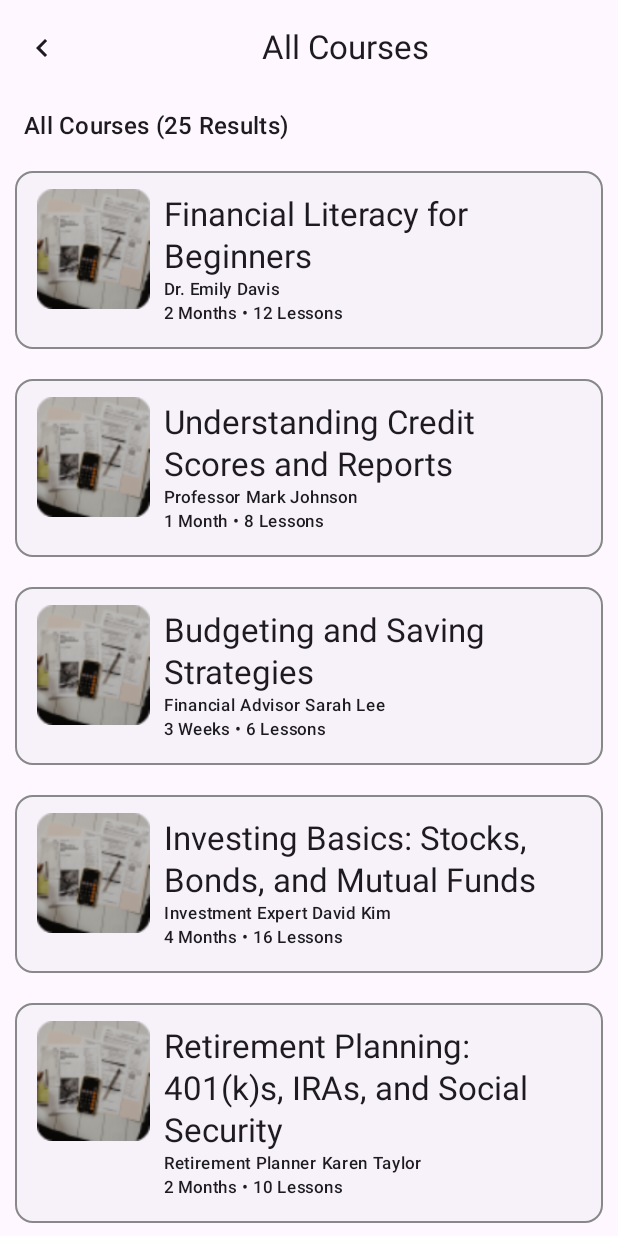
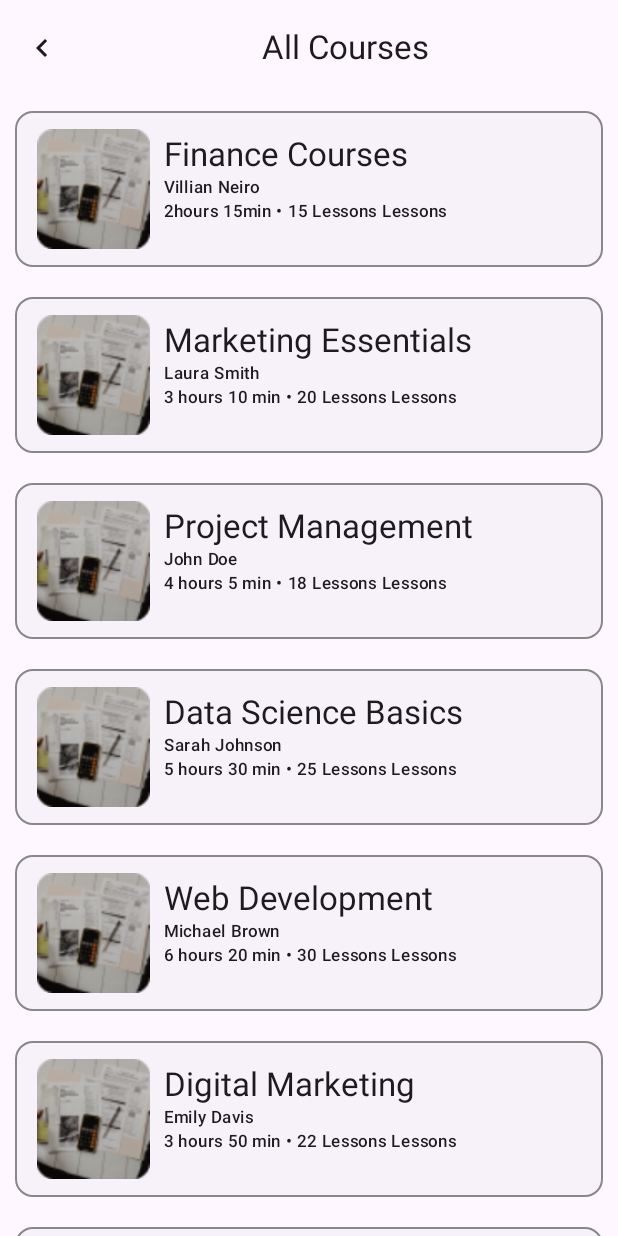
Before and after one commit to Aman-pandey07/Financial_Litracy_App, an Android app built with Jetpack Compose: the @Preview function CourseListScreenPrevi, on a phone screen of 412 x 824 dp. Run offline under Robolectric (Android 15) with nearby library versions, the phone set to English and light mode, and no system bars.

Commit message:
mvvm added to courselist screen

```diff
--- a/app/src/main/java/com/aman/financial_litracy_app/MainActivity.kt
+++ b/app/src/main/java/com/aman/financial_litracy_app/MainActivity.kt
@@ -24,7 +24,7 @@ class MainActivity : ComponentActivity() {
 //                Surface(color = MaterialTheme.colorScheme.background) {
 //                    App()
 //                }
-                TermsAndConditionScreen()
+                CourseListScreen()
 
 
             }
--- a/app/src/main/java/com/aman/financial_litracy_app/courses/CourseListScreen.kt
+++ b/app/src/main/java/com/aman/financial_litracy_app/courses/CourseListScreen.kt
@@ -5,7 +5,6 @@ import androidx.compose.foundation.Image
 import androidx.compose.foundation.layout.Arrangement
 import androidx.compose.foundation.layout.Column
 import androidx.compose.foundation.layout.Row
-import androidx.compose.foundation.layout.fillMaxSize
 import androidx.compose.foundation.layout.fillMaxWidth
 import androidx.compose.foundation.layout.padding
 import androidx.compose.foundation.layout.size
@@ -30,7 +29,9 @@ import androidx.compose.ui.res.painterResource
 import androidx.compose.ui.text.style.TextAlign
 import androidx.compose.ui.tooling.preview.Preview
 import androidx.compose.ui.unit.dp
+import androidx.lifecycle.viewmodel.compose.viewModel
 import com.aman.financial_litracy_app.R
+import com.aman.financial_litracy_app.viewmodel.CourseViewModel
 
 @OptIn(ExperimentalMaterial3Api::class)
 @Composable
@@ -55,6 +56,7 @@ fun CourseListScreen() {
         },
         content = {
 
+            val courseViewModel:CourseViewModel = viewModel()
 
             val courseList = listOf(
                 CourseInfo("Financial Literacy for Beginners", "Dr. Emily Davis", "2 Months", 12, R.drawable.course_image_pay),
@@ -69,25 +71,38 @@ fun CourseListScreen() {
                 CourseInfo("Financial Planning for Entrepreneurs", "Small Business Advisor David Lee", "4 Months", 16, R.drawable.course_image_pay)
             )
             LazyColumn(
-                modifier = Modifier
-                    .fillMaxSize()
-                    .padding(it)
+                modifier = Modifier.padding(it)
             ){
-                item {
-                    // AllCoursesHeader at the top of LazyColumn
-                    AllCoursesHeader()
-                }
-
-                items(courseList){course->
-                    com.aman.financial_litracy_app.payment.ProductInfoCard(
-                        productName = course.productName,
-                        instructorName = course.instructorName,
-                        duration = course.duration,
-                        numberOfLessons = course.numberOfLessons,
-                        imagePlaceholder = course.imagePlaceholder
+                items(courseViewModel.getCourses()){ course ->
+                    ProductInfoCard(
+                        productName = course.courseName,
+                        instructorName = course.courseInstructor,
+                        duration = course.courseDuration,
+                        numberOfLessons = course.courseDescription,
+                        imagePlaceholder = course.courseImage
                     )
                 }
             }
+//            LazyColumn(
+//                modifier = Modifier
+//                    .fillMaxSize()
+//                    .padding(it)
+//            ){
+//                item {
+//                    // AllCoursesHeader at the top of LazyColumn
+//                    AllCoursesHeader()
+//                }
+//
+//                items(courseList){course->
+//                    com.aman.financial_litracy_app.payment.ProductInfoCard(
+//                        productName = course.productName,
+//                        instructorName = course.instructorName,
+//                        duration = course.duration,
+//                        numberOfLessons = course.numberOfLessons,
+//                        imagePlaceholder = course.imagePlaceholder
+//                    )
+//                }
+//            }
         }
     )
 }
@@ -103,7 +118,7 @@ fun ProductInfoCard(
     productName: String,
     instructorName: String,
     duration: String,
-    numberOfLessons: Int,
+    numberOfLessons: String,
     imagePlaceholder: Int
 ) {
     Card (
--- /dev/null
+++ b/app/src/main/java/com/aman/financial_litracy_app/data/CourseRepository.kt
@@ -0,0 +1,5 @@
+package com.aman.financial_litracy_app.data
+
+interface CourseRepository{
+    fun getCourses():List<Courses>
+}
--- /dev/null
+++ b/app/src/main/java/com/aman/financial_litracy_app/data/CourseRepositoryImplementation.kt
@@ -0,0 +1,22 @@
+package com.aman.financial_litracy_app.data
+
+import com.aman.financial_litracy_app.R
+
+
+class CourseRepositoryImplementation: CourseRepository{
+    override fun getCourses(): List<Courses> {
+        return listOf(
+            Courses(1, "Finance Courses",R.drawable.course_image_pay,4.99,"Villian Neiro","2hours 15min","15 Lessons"),
+            Courses(2, "Marketing Essentials", R.drawable.course_image_pay, 3.99, "Laura Smith", "3 hours 10 min", "20 Lessons"),
+            Courses(3, "Project Management", R.drawable.course_image_pay, 6.99, "John Doe", "4 hours 5 min", "18 Lessons"),
+            Courses(4, "Data Science Basics", R.drawable.course_image_pay, 9.99, "Sarah Johnson", "5 hours 30 min", "25 Lessons"),
+            Courses(5, "Web Development", R.drawable.course_image_pay, 7.49, "Michael Brown", "6 hours 20 min", "30 Lessons"),
+            Courses(6, "Digital Marketing", R.drawable.course_image_pay, 5.49, "Emily Davis", "3 hours 50 min", "22 Lessons"),
+            Courses(7, "Graphic Design", R.drawable.course_image_pay, 4.99, "Chris Taylor", "2 hours 45 min", "17 Lessons"),
+            Courses(8, "Cybersecurity Fundamentals", R.drawable.course_image_pay, 8.99, "David Wilson", "4 hours 40 min", "19 Lessons"),
+            Courses(9, "Artificial Intelligence", R.drawable.course_image_pay, 10.99, "Anna Lee", "7 hours 15 min", "35 Lessons"),
+            Courses(10, "Blockchain Technology", R.drawable.course_image_pay, 11.99, "Paul Martinez", "6 hours 5 min", "28 Lessons")
+
+        )
+    }
+}
--- /dev/null
+++ b/app/src/main/java/com/aman/financial_litracy_app/data/Courses.kt
@@ -0,0 +1,11 @@
+package com.aman.financial_litracy_app.data
+
+data class Courses(
+    val id: Int,
+    val courseName: String,
+    val courseImage: Int,
+    val coursePrice: Double,
+    val courseInstructor: String,
+    val courseDuration: String,
+    val courseDescription: String
+)
--- /dev/null
+++ b/app/src/main/java/com/aman/financial_litracy_app/viewmodel/CourseViewModel.kt
@@ -0,0 +1,10 @@
+package com.aman.financial_litracy_app.viewmodel
+
+import androidx.lifecycle.ViewModel
+import com.aman.financial_litracy_app.data.CourseRepository
+import com.aman.financial_litracy_app.data.CourseRepositoryImplementation
+
+class CourseViewModel: ViewModel(){
+    private val courseRepository:CourseRepository = CourseRepositoryImplementation()
+    fun getCourses() = courseRepository.getCourses()
+}
```
